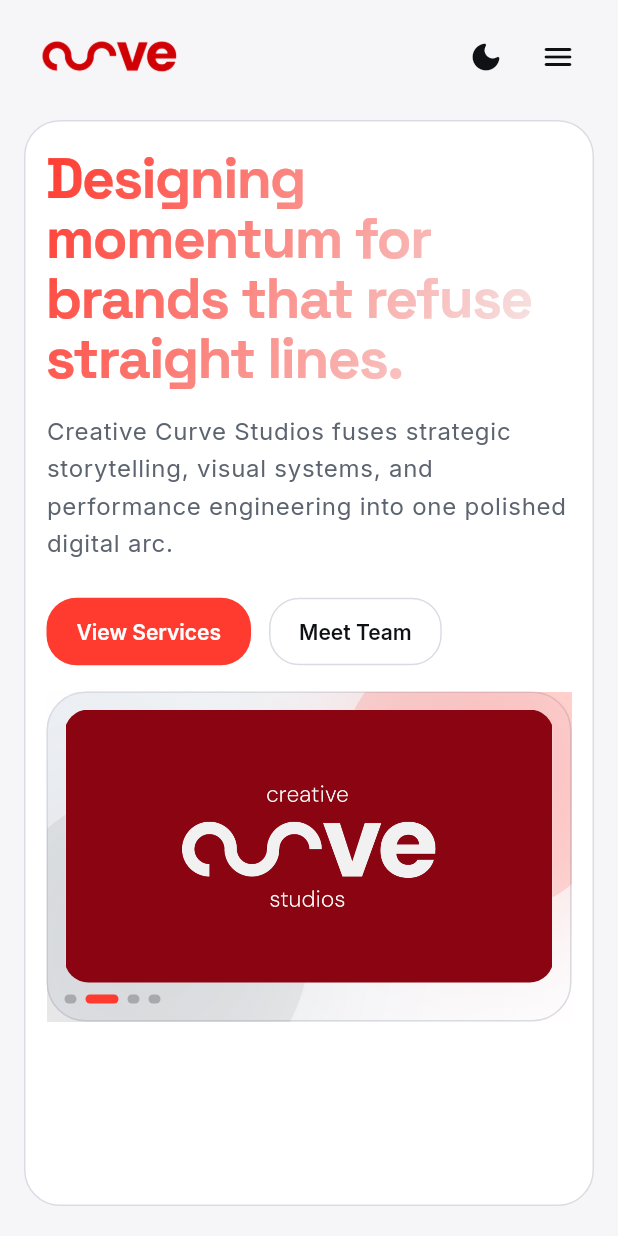
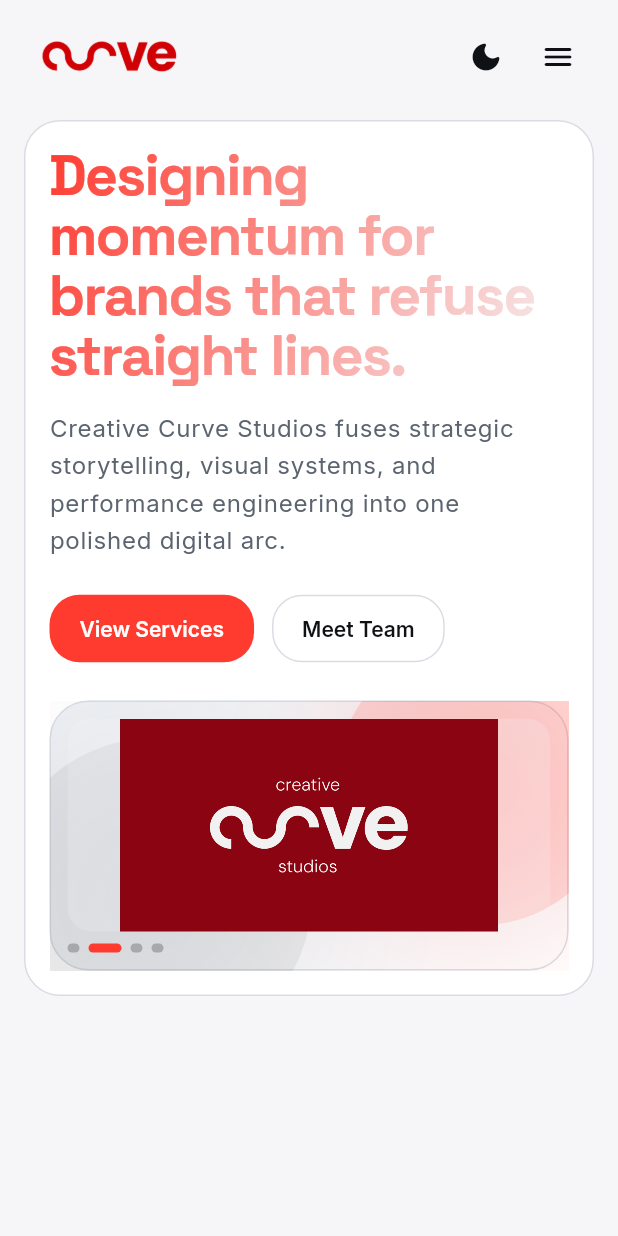
Before and after one commit to J3nrick/Creative-Curve-Web, a Flutter app: the screen it shows after launch, on a phone screen of 412 x 824 dp. Run offline on Flutter 3.47's test engine with Material 3 defaults, Android fonts, the phone set to English and light mode, and no system bars; our stand-ins replace cached_network_image, figma_squircle, flutter_riverpod, go_router, google_fonts, riverpod_annotation; generated files the repository leaves out were written again.

Commit message:
feat: Wrap HomeHeroSection in ScrollView to prevent overflow and update tool images to reliable sources

```diff
--- a/lib/features/home/presentation/home_screen.dart
+++ b/lib/features/home/presentation/home_screen.dart
@@ -46,7 +46,12 @@ class _HomeScreenState extends State<HomeScreen>
       opacity: _fade,
       child: SlideTransition(
         position: _slide,
-        child: const HomeHeroSection(),
+        // Wrap the Hero section in a ScrollView so it doesn't
+        // crash (overflow) when the screen is too short.
+        child: const SingleChildScrollView(
+          physics: BouncingScrollPhysics(),
+          child: HomeHeroSection(),
+        ),
       ),
     );
   }
--- a/lib/features/home/presentation/widgets/home_hero_section.dart
+++ b/lib/features/home/presentation/widgets/home_hero_section.dart
@@ -37,12 +37,9 @@ class HomeHeroSection extends StatelessWidget {
 
           if (compact) {
   return Container(
-              padding: EdgeInsets.fromLTRB(
-                tiny ? 14 : 18,
-                18,
-                tiny ? 14 : 18,
-                tiny ? 14 : 18,
-              ),
+    // Added width constraint to prevent horizontal stretching
+    width: double.infinity,
+    padding: EdgeInsets.all(tiny ? 16 : 24),
     decoration: ShapeDecoration(
       color: AppColors.surfaceFor(context),
       shape: SmoothRectangleBorder(
@@ -53,17 +50,25 @@ class HomeHeroSection extends StatelessWidget {
         side: BorderSide(color: AppColors.strokeFor(context)),
       ),
     ),
+    // WRAP IN SCROLLVIEW TO FIX OVERFLOW
+    child: SingleChildScrollView(
+      physics: const NeverScrollableScrollPhysics(), // Keeps it feeling tight
       child: Column(
+        mainAxisSize: MainAxisSize.min, // Vital: takes only needed space
         crossAxisAlignment: CrossAxisAlignment.start,
         children: <Widget>[
-                  const _HeroCopy(compact: true),
-                  const SizedBox(height: 16),
-                  SizedBox(
-                    height: tiny ? 220 : 250,
-                    width: double.infinity,
+          _HeroCopy(compact: true),
+          const SizedBox(height: 24),
+          // DYNAMIC VISUAL BOX
+          ConstrainedBox(
+            constraints: BoxConstraints(
+              // Allow the image to be smaller on tiny phones
+              maxHeight: tiny ? 180 : 250,
+            ),
             child: const _HeroVisualDeck(),
           ),
         ],
+      ),
     ),
   );
 }
```
Also changed, not shown: lib/features/tools/presentation/tools_screen.dart (+12 -12 lines). Lines whose indentation alone changed are shown as unchanged.
